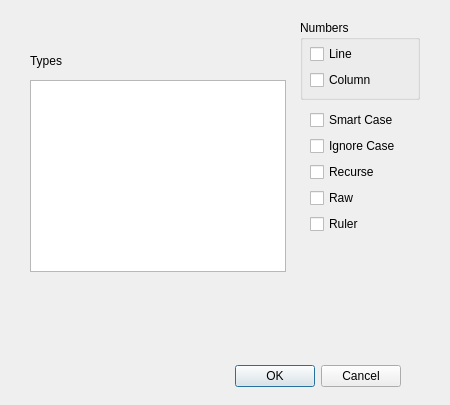
Qt form gui/common.ui (CraigDawson/yapygrep) before a commit.
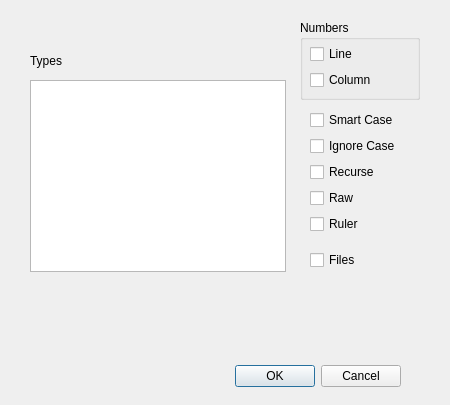
The same form after that commit.

Commit message: Added --files and grouped -S and -i

Patch:
```diff
--- a/gui/common.ui
+++ b/gui/common.ui
@@ -137,6 +137,19 @@
     </item>
    </layout>
   </widget>
+  <widget class="QCheckBox" name="checkBox_8">
+   <property name="geometry">
+    <rect>
+     <x>310</x>
+     <y>250</y>
+     <width>85</width>
+     <height>20</height>
+    </rect>
+   </property>
+   <property name="text">
+    <string>Files</string>
+   </property>
+  </widget>
   <zorder>groupBox</zorder>
   <zorder>layoutWidget</zorder>
   <zorder>buttonBox</zorder>
```
Left out of the diff: 1 changed line with no effect on the pictures. The commit also changes 2 other files.
